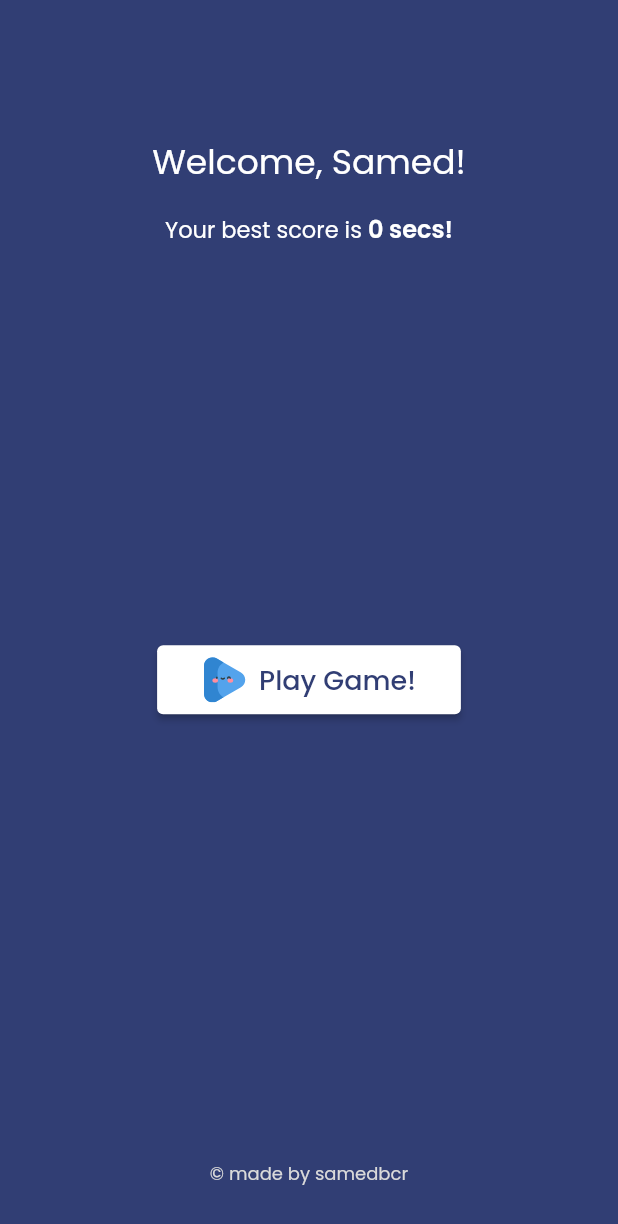
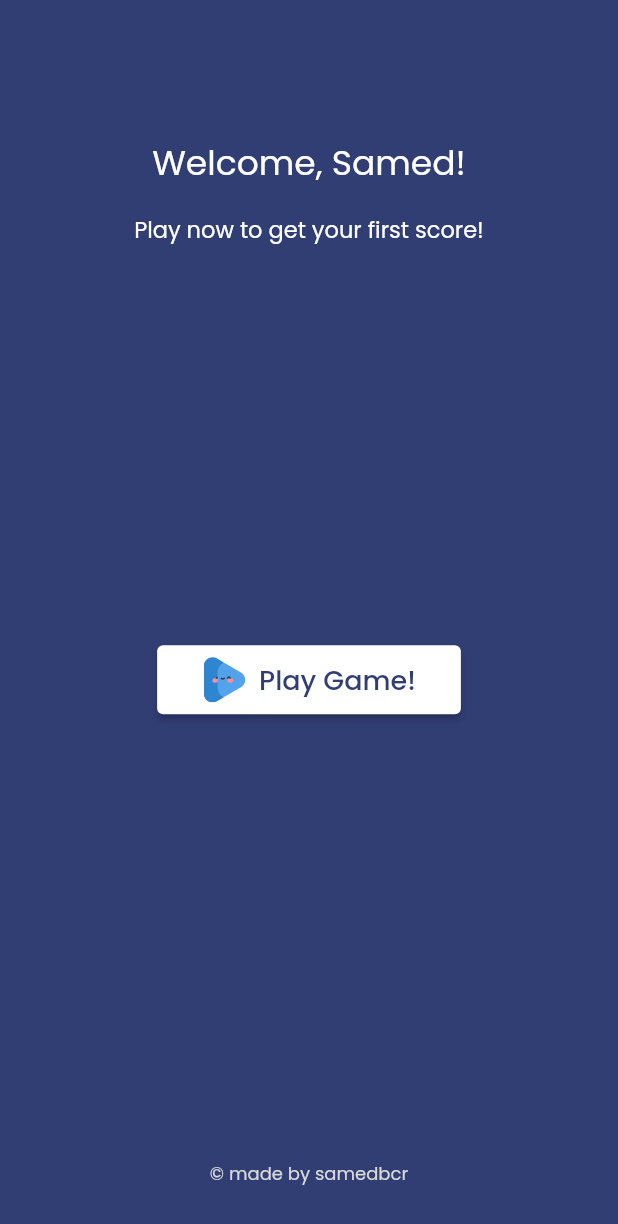
Before and after one commit to samedbcr/schulte-table-app, a Flutter app: the screen it shows after launch, on a phone screen of 412 x 824 dp. Shown: the top 1224 px of the screen. Run offline on Flutter 3.47's test engine with Material 2 defaults, Android fonts, the phone set to English and light mode, and no system bars; our stand-ins replace flutter_svg.

Commit message:
best score 0 ise homepage de baska bir text gosterilmesi eklendi

```diff
--- a/lib/view/home_view.dart
+++ b/lib/view/home_view.dart
@@ -41,7 +41,15 @@ class _HomeScreenState extends State<HomeScreen> {
         children: [
           Text('Welcome, Samed!', style: Theme.of(context).textTheme.headline5),
           SizedBox(height: 16),
-          RichText(
+          _buildBestScoreText(context),
+        ],
+      ),
+    );
+  }
+
+  Widget _buildBestScoreText(BuildContext context) {
+    if (_viewModel.bestScore > 0) {
+      return RichText(
         text: TextSpan(
           children: [
             TextSpan(
@@ -57,10 +65,13 @@ class _HomeScreenState extends State<HomeScreen> {
             ),
           ],
         ),
-          ),
-        ],
-      ),
       );
+    } else {
+      return Text(
+        'Play now to get your first score!',
+        style: Theme.of(context).textTheme.bodyText1,
+      );
+    }
   }
 
   Expanded _buildButton(BuildContext context) {
```
Lines whose indentation alone changed are shown as unchanged.
